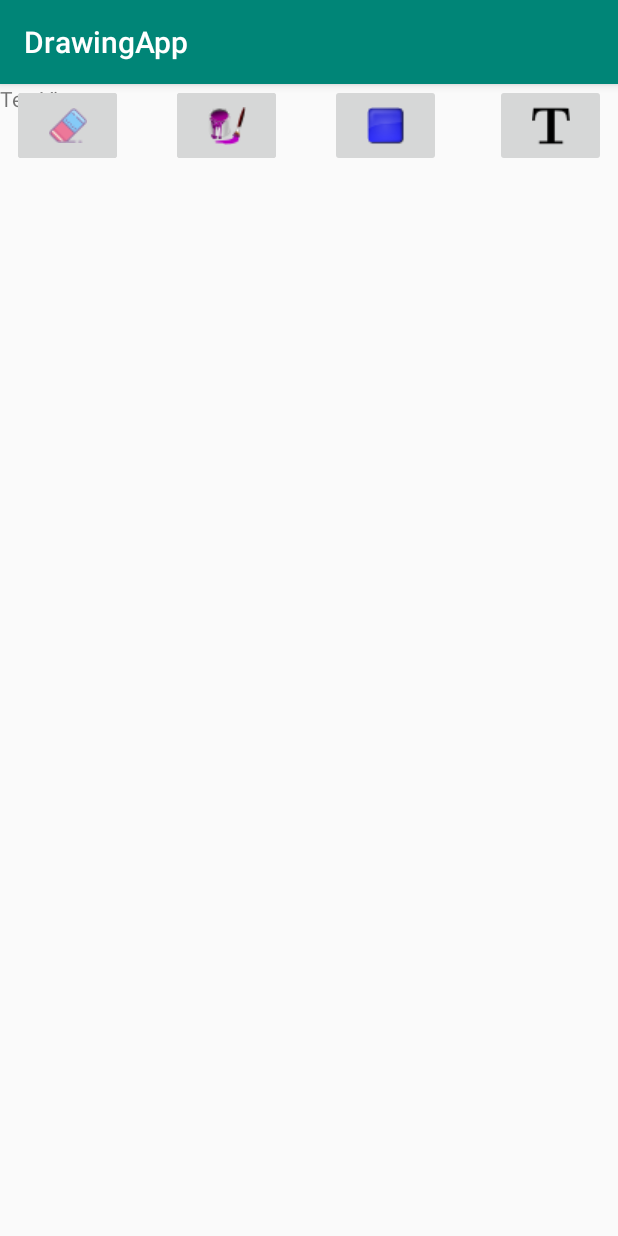
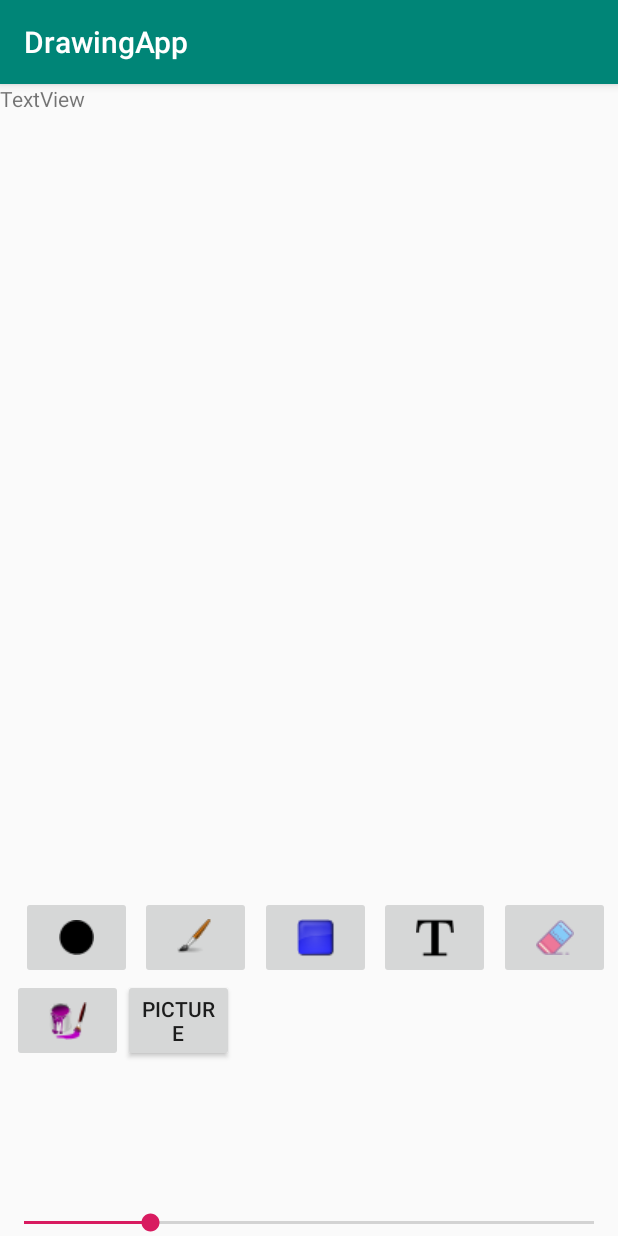
Before and after one commit to mcarnahan2/DrawingApp, an Android app: the screen it shows after launch (MainActivity), on a phone screen of 412 x 824 dp. Run offline under Robolectric (Android 15) with nearby library versions, the phone set to English and light mode, and no system bars.

Commit message:
Edit MainActivty and mainactivity.xml

```diff
--- a/app/src/main/java/edu/apsu/drawingapp/MainActivity.java
+++ b/app/src/main/java/edu/apsu/drawingapp/MainActivity.java
@@ -4,15 +4,22 @@ import android.content.Intent;
 import android.graphics.Bitmap;
 import android.graphics.BitmapFactory;
 import android.graphics.Color;
+import android.graphics.drawable.ColorDrawable;
 import android.net.Uri;
 import android.provider.MediaStore;
 import android.support.annotation.Nullable;
+import android.support.v7.app.AlertDialog;
 import android.support.v7.app.AppCompatActivity;
 import android.os.Bundle;
+import android.view.Menu;
+import android.view.MenuItem;
+import android.view.SubMenu;
 import android.view.View;
 import android.widget.Button;
+import android.widget.ImageButton;
 import android.widget.ImageView;
 import android.widget.PopupMenu;
+import android.widget.SeekBar;
 import android.widget.TextView;
 
 import java.io.FileNotFoundException;
@@ -20,6 +27,11 @@ import java.io.FileNotFoundException;
 public class MainActivity extends AppCompatActivity {
 
     DrawingView drawingView;
+
+    private AlertDialog dialog;
+    private View dialogView;
+    private SeekBar sbwidth;
+    private int paintWidth;
     TextView textTargetUri;
     public static Bitmap bitmap;
     public static int backgroundColor = 0;
@@ -31,6 +43,23 @@ public class MainActivity extends AppCompatActivity {
 
         textTargetUri = findViewById(R.id.textView);
         drawingView = findViewById(R.id.drawingView);
+        sbwidth = findViewById(R.id.seekBar1);
+        sbwidth.setOnSeekBarChangeListener(new SeekBar.OnSeekBarChangeListener() {
+            @Override
+            public void onProgressChanged(SeekBar seekBar, int i, boolean b) {
+                paintWidth = i+1;
+            }
+
+            @Override
+            public void onStartTrackingTouch(SeekBar seekBar) {
+
+            }
+
+            @Override
+            public void onStopTrackingTouch(SeekBar seekBar) {
+
+            }
+        });
         Button pictureButton = findViewById(R.id.picture_button);
         pictureButton.setOnClickListener(new View.OnClickListener() {
             @Override
@@ -40,11 +69,37 @@ public class MainActivity extends AppCompatActivity {
             }
         });
 
-        Button paintButton = findViewById(R.id.paint_button);
-        paintButton.setOnClickListener(new View.OnClickListener() {
+        ImageButton fillButton = findViewById(R.id.fill_imageButton6);
+        fillButton.setOnClickListener(new View.OnClickListener() {
             @Override
             public void onClick(View view) {
                 backgroundColor = Color.BLUE;
+            }
+        });
+
+        ImageButton colorButton = findViewById(R.id.color_imageButton3);
+
+        final PopupMenu popupMenu = new PopupMenu(getApplicationContext(), colorButton);
+        final Menu menu = popupMenu.getMenu();
+        popupMenu.getMenuInflater().inflate(R.menu.color_menu, menu );
+
+        popupMenu.setOnMenuItemClickListener(new PopupMenu.OnMenuItemClickListener() {
+            @Override
+            public boolean onMenuItemClick(MenuItem menuItem) {
+                if (menuItem.getItemId() == R.id.red) {
+                    drawingView.setBackgroundDrawable(new ColorDrawable(
+                            Color.RED));
+                } else if (menuItem.getItemId() == R.id.blue) {
+                    drawingView.setBackgroundDrawable(new ColorDrawable(
+                            Color.BLUE));
+                }
+                return false;
+            }
+        });
+        colorButton.setOnClickListener(new View.OnClickListener() {
+            @Override
+            public void onClick(View view) {
+                popupMenu.show();
             }
         });
 
@@ -69,4 +124,5 @@ public class MainActivity extends AppCompatActivity {
 
         }
     }
+
 }
--- a/app/src/main/res/layout/activity_main.xml
+++ b/app/src/main/res/layout/activity_main.xml
@@ -19,71 +19,88 @@
     <edu.apsu.drawingapp.DrawingView
         android:id="@+id/drawingView"
         android:layout_width="411dp"
-        android:layout_height="528dp"
-        android:layout_marginTop="8dp"
+        android:layout_height="522dp"
         android:layout_marginBottom="8dp"
-        app:layout_constraintBottom_toTopOf="@+id/imageButton2"
+        app:layout_constraintBottom_toTopOf="@+id/draw_imageButton2"
         app:layout_constraintEnd_toEndOf="parent"
         app:layout_constraintStart_toStartOf="parent"
         app:layout_constraintTop_toBottomOf="@+id/textView"
+        app:layout_constraintVertical_chainStyle="spread_inside"
         tools:srcCompat="@tools:sample/backgrounds/scenic[3]" />
 
+    <SeekBar
+        android:id="@+id/seekBar1"
+        android:layout_width="match_parent"
+        android:layout_height="wrap_content"
+        android:max="9"
+        android:progress="2"
+        app:layout_constraintBottom_toBottomOf="parent"
+        app:layout_constraintEnd_toEndOf="parent"
+        app:layout_constraintHorizontal_bias="0.0"
+        app:layout_constraintStart_toStartOf="parent" />
+
     <ImageButton
-        android:id="@+id/imageButton"
+        android:id="@+id/circle_imageButton"
+        android:layout_width="74dp"
+        android:layout_height="55dp"
+        android:layout_marginStart="8dp"
+        app:layout_constraintEnd_toStartOf="@+id/draw_imageButton2"
+        app:layout_constraintStart_toStartOf="parent"
+        app:layout_constraintTop_toBottomOf="@+id/drawingView"
+        app:srcCompat="@drawable/circle" />
+
+    <ImageButton
+        android:id="@+id/draw_imageButton2"
+        android:layout_width="74dp"
+        android:layout_height="55dp"
+        app:layout_constraintEnd_toStartOf="@+id/color_imageButton3"
+        app:layout_constraintStart_toEndOf="@+id/circle_imageButton"
+        app:layout_constraintTop_toBottomOf="@+id/drawingView"
+        app:srcCompat="@drawable/paintbrush" />
+
+    <ImageButton
+        android:id="@+id/color_imageButton3"
+        android:layout_width="74dp"
+        android:layout_height="55dp"
+        app:layout_constraintEnd_toStartOf="@+id/text_imageButton4"
+        app:layout_constraintStart_toEndOf="@+id/draw_imageButton2"
+        app:layout_constraintTop_toBottomOf="@+id/drawingView"
+        app:srcCompat="@drawable/color" />
+
+    <ImageButton
+        android:id="@+id/text_imageButton4"
+        android:layout_width="74dp"
+        android:layout_height="55dp"
+        app:layout_constraintEnd_toStartOf="@+id/eraser_imageButton5"
+        app:layout_constraintStart_toEndOf="@+id/color_imageButton3"
+        app:layout_constraintTop_toBottomOf="@+id/drawingView"
+        app:srcCompat="@drawable/text" />
+
+    <ImageButton
+        android:id="@+id/eraser_imageButton5"
+        android:layout_width="74dp"
+        android:layout_height="55dp"
+        app:layout_constraintEnd_toEndOf="parent"
+        app:layout_constraintStart_toEndOf="@+id/text_imageButton4"
+        app:layout_constraintTop_toBottomOf="@+id/drawingView"
+        app:srcCompat="@drawable/eraser" />
+
+    <ImageButton
+        android:id="@+id/fill_imageButton6"
         android:layout_width="74dp"
         android:layout_height="55dp"
         android:layout_marginStart="8dp"
         app:layout_constraintStart_toStartOf="parent"
-        app:srcCompat="@drawable/circle"
-        tools:layout_editor_absoluteY="599dp" />
+        app:layout_constraintTop_toBottomOf="@+id/circle_imageButton"
+        app:srcCompat="@drawable/fillbucket" />
 
-    <ImageButton
-        android:id="@+id/imageButton2"
+    <Button
+        android:id="@+id/picture_button"
         android:layout_width="74dp"
         android:layout_height="55dp"
-        android:layout_marginStart="32dp"
-        app:layout_constraintStart_toEndOf="@+id/imageButton"
-        app:srcCompat="@drawable/paintbrush"
-        tools:layout_editor_absoluteY="599dp" />
-
-    <ImageButton
-        android:id="@+id/imageButton3"
-        android:layout_width="74dp"
-        android:layout_height="55dp"
-        android:layout_marginStart="32dp"
-        app:layout_constraintStart_toEndOf="@+id/imageButton2"
-        app:srcCompat="@drawable/color"
-        tools:layout_editor_absoluteY="599dp" />
-
-    <ImageButton
-        android:id="@+id/imageButton4"
-        android:layout_width="74dp"
-        android:layout_height="55dp"
-        android:layout_marginStart="40dp"
-        android:layout_marginEnd="8dp"
-        app:layout_constraintEnd_toEndOf="parent"
-        app:layout_constraintHorizontal_bias="1.0"
-        app:layout_constraintStart_toEndOf="@+id/imageButton3"
-        app:srcCompat="@drawable/text"
-        tools:layout_editor_absoluteY="599dp" />
-
-    <ImageButton
-        android:id="@+id/imageButton5"
-        android:layout_width="74dp"
-        android:layout_height="55dp"
-        android:layout_marginStart="8dp"
-        app:layout_constraintStart_toStartOf="parent"
-        app:srcCompat="@drawable/eraser"
-        tools:layout_editor_absoluteY="681dp" />
-
-    <ImageButton
-        android:id="@+id/imageButton6"
-        android:layout_width="74dp"
-        android:layout_height="55dp"
-        android:layout_marginStart="32dp"
-        app:layout_constraintStart_toEndOf="@+id/imageButton5"
-        app:srcCompat="@drawable/fillbucket"
-        tools:layout_editor_absoluteY="681dp" />
+        android:text="Picture"
+        app:layout_constraintStart_toEndOf="@+id/fill_imageButton6"
+        app:layout_constraintTop_toBottomOf="@+id/draw_imageButton2" />
 
 
 </android.support.constraint.ConstraintLayout>
--- /dev/null
+++ b/app/src/main/res/menu/color_menu.xml
@@ -0,0 +1,9 @@
+<?xml version="1.0" encoding="utf-8"?>
+<menu xmlns:android="http://schemas.android.com/apk/res/android">
+    <item android:id="@+id/red"
+        android:icon="@drawable/red"
+        android:title="red" />
+    <item android:id="@+id/blue"
+        android:icon="@drawable/blue"
+        android:title="blue" />
+</menu>
```
Also changed, not shown: app/src/main/res/drawable/blue.png (added), app/src/main/res/drawable/red.png (added).
